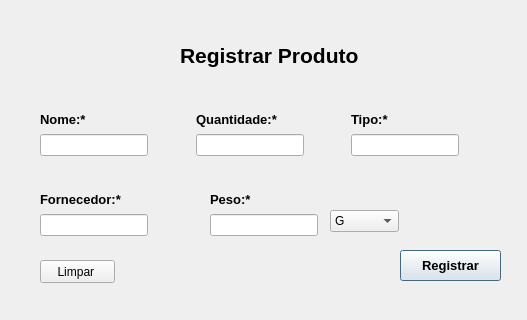
Qt form projetoControleEstoque/ControleEstoque/registerprodut.ui (ThalesEron/controleEstoqueEstudoC) before a commit.
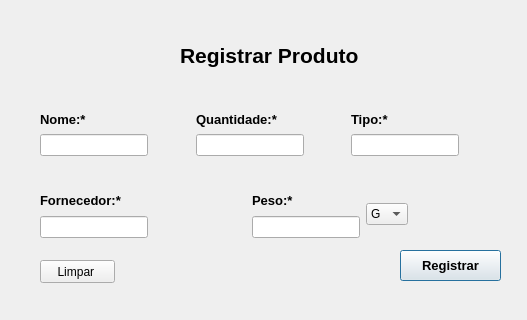
The same form after that commit.

The edit to the form file:
```diff
--- a/projetoControleEstoque/ControleEstoque/registerprodut.ui
+++ b/projetoControleEstoque/ControleEstoque/registerprodut.ui
@@ -34,81 +34,6 @@
     <string>Registrar Produto</string>
    </property>
   </widget>
-  <widget class="QWidget" name="layoutWidget">
-   <property name="geometry">
-    <rect>
-     <x>40</x>
-     <y>190</y>
-     <width>278</width>
-     <height>46</height>
-    </rect>
-   </property>
-   <layout class="QHBoxLayout" name="horizontalLayout_2">
-    <item>
-     <layout class="QVBoxLayout" name="verticalLayout_4">
-      <item>
-       <widget class="QLabel" name="titleForne">
-        <property name="font">
-         <font>
-          <pointsize>10</pointsize>
-          <weight>75</weight>
-          <bold>true</bold>
-         </font>
-        </property>
-        <property name="text">
-         <string>Fornecedor:*</string>
-        </property>
-       </widget>
-      </item>
-      <item>
-       <widget class="QLineEdit" name="lineEditForne">
-        <property name="toolTip">
-         <string>&lt;html&gt;&lt;head/&gt;&lt;body&gt;&lt;p&gt;Digite o Fornecedor do produto.&lt;/p&gt;&lt;/body&gt;&lt;/html&gt;</string>
-        </property>
-       </widget>
-      </item>
-     </layout>
-    </item>
-    <item>
-     <spacer name="horizontalSpacer">
-      <property name="orientation">
-       <enum>Qt::Horizontal</enum>
-      </property>
-      <property name="sizeHint" stdset="0">
-       <size>
-        <width>40</width>
-        <height>20</height>
-       </size>
-      </property>
-     </spacer>
-    </item>
-    <item>
-     <layout class="QVBoxLayout" name="verticalLayout_5">
-      <item>
-       <widget class="QLabel" name="titlePeso">
-        <property name="font">
-         <font>
-          <pointsize>10</pointsize>
-          <weight>75</weight>
-          <bold>true</bold>
-         </font>
-        </property>
-        <property name="text">
-         <string>Peso:*</string>
-        </property>
-       </widget>
-      </item>
-      <item>
-       <widget class="QLineEdit" name="lineEditPeso">
-        <property name="toolTip">
-         <string>&lt;html&gt;&lt;head/&gt;&lt;body&gt;&lt;p&gt;Digite o peso do produto em G ou ML.&lt;/p&gt;&lt;/body&gt;&lt;/html&gt;</string>
-        </property>
-       </widget>
-      </item>
-     </layout>
-    </item>
-   </layout>
-  </widget>
   <widget class="QPushButton" name="confirmRegisterButton">
    <property name="geometry">
     <rect>
@@ -261,28 +186,101 @@
     </item>
    </layout>
   </widget>
-  <widget class="QComboBox" name="comboBoxPeso">
+  <widget class="QWidget" name="">
    <property name="geometry">
     <rect>
-     <x>330</x>
-     <y>210</y>
-     <width>69</width>
-     <height>22</height>
+     <x>40</x>
+     <y>190</y>
+     <width>368</width>
+     <height>48</height>
     </rect>
    </property>
-   <property name="toolTip">
-    <string>&lt;html&gt;&lt;head/&gt;&lt;body&gt;&lt;p&gt;Selecione o tipo de peso do item cadastrado.&lt;/p&gt;&lt;/body&gt;&lt;/html&gt;</string>
-   </property>
-   <item>
-    <property name="text">
-     <string>G</string>
-    </property>
-   </item>
-   <item>
-    <property name="text">
-     <string>Ml</string>
-    </property>
-   </item>
+   <layout class="QHBoxLayout" name="horizontalLayout_3">
+    <item>
+     <layout class="QHBoxLayout" name="horizontalLayout_2">
+      <item>
+       <layout class="QVBoxLayout" name="verticalLayout_4">
+        <item>
+         <widget class="QLabel" name="titleForne">
+          <property name="font">
+           <font>
+            <pointsize>10</pointsize>
+            <weight>75</weight>
+            <bold>true</bold>
+           </font>
+          </property>
+          <property name="text">
+           <string>Fornecedor:*</string>
+          </property>
+         </widget>
+        </item>
+        <item>
+         <widget class="QLineEdit" name="lineEditForne">
+          <property name="toolTip">
+           <string>&lt;html&gt;&lt;head/&gt;&lt;body&gt;&lt;p&gt;Digite o Fornecedor do produto.&lt;/p&gt;&lt;/body&gt;&lt;/html&gt;</string>
+          </property>
+         </widget>
+        </item>
+       </layout>
+      </item>
+      <item>
+       <spacer name="horizontalSpacer">
+        <property name="orientation">
+         <enum>Qt::Horizontal</enum>
+        </property>
+        <property name="sizeHint" stdset="0">
+         <size>
+          <width>40</width>
+          <height>20</height>
+         </size>
+        </property>
+       </spacer>
+      </item>
+      <item>
+       <layout class="QVBoxLayout" name="verticalLayout_5">
+        <item>
+         <widget class="QLabel" name="titlePeso">
+          <property name="font">
+           <font>
+            <pointsize>10</pointsize>
+            <weight>75</weight>
+            <bold>true</bold>
+           </font>
+          </property>
+          <property name="text">
+           <string>Peso:*</string>
+          </property>
+         </widget>
+        </item>
+        <item>
+         <widget class="QLineEdit" name="lineEditPeso">
+          <property name="toolTip">
+           <string>&lt;html&gt;&lt;head/&gt;&lt;body&gt;&lt;p&gt;Digite o peso do produto em G ou ML.&lt;/p&gt;&lt;/body&gt;&lt;/html&gt;</string>
+          </property>
+         </widget>
+        </item>
+       </layout>
+      </item>
+     </layout>
+    </item>
+    <item>
+     <widget class="QComboBox" name="comboBoxPeso">
+      <property name="toolTip">
+       <string>&lt;html&gt;&lt;head/&gt;&lt;body&gt;&lt;p&gt;Selecione o tipo de peso do item cadastrado.&lt;/p&gt;&lt;/body&gt;&lt;/html&gt;</string>
+      </property>
+      <item>
+       <property name="text">
+        <string>G</string>
+       </property>
+      </item>
+      <item>
+       <property name="text">
+        <string>Ml</string>
+       </property>
+      </item>
+     </widget>
+    </item>
+   </layout>
   </widget>
  </widget>
  <resources/>
```
